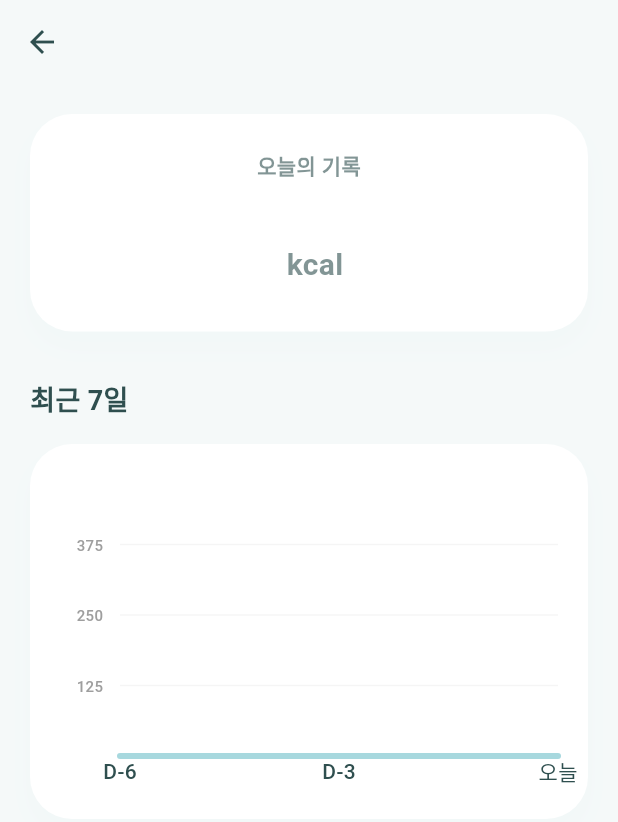
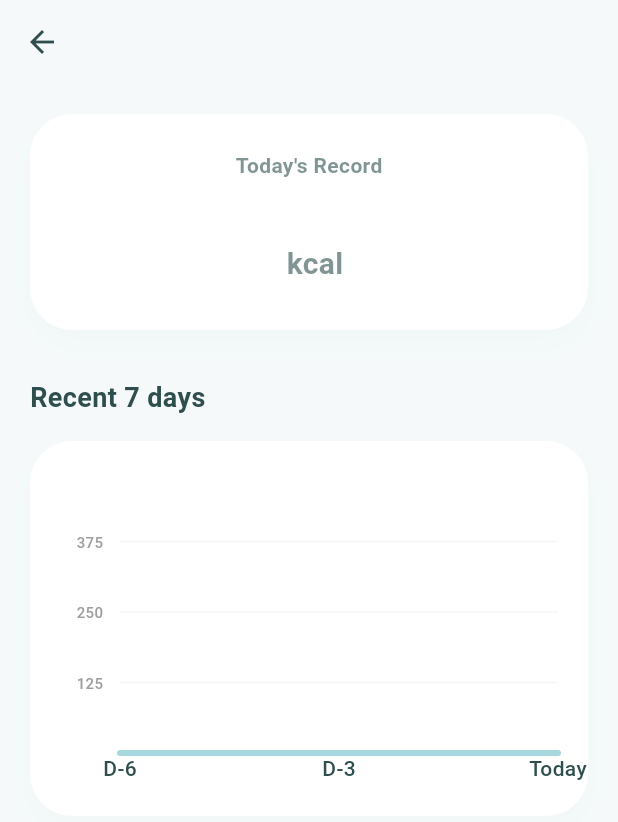
Before and after one commit to dduddupark/EnergySlime, a Flutter app: the DetailScreen screen opened directly with empty values, on a phone screen of 412 x 824 dp. Shown: the top 822 px of the screen. Run offline on Flutter 3.47's test engine with Material 3 defaults, Android fonts, the phone set to English and light mode, and no system bars; drawn by our look-alikes of fl_chart; our stand-ins replace google_fonts, pedometer, permission_handler, shared_preferences, sqflite, table_calendar; missing offline and left inert: flutter_foreground_task, health; accounts and stored records are empty.

Commit message:
fix: resolve localization errors and update casing

```diff
--- a/lib/l10n/app_en.arb
+++ b/lib/l10n/app_en.arb
@@ -78,6 +78,9 @@
   "add100Points": "Add 100 Points",
   "add100PointsSuccess": "💧 Test: 100 points granted! 💧",
   "initStepData": "Initializing step data...",
+  "recentDaysHistory": "Recent {days} days {title}",
+  "dday_n": "D-{days}",
+  "today": "Today",
 
   "hat_red": "Red Cap",
   "hat_crown": "Small Crown",
--- a/lib/l10n/app_ko.arb
+++ b/lib/l10n/app_ko.arb
@@ -46,6 +46,9 @@
   "add100Points": "100 포인트 추가",
   "add100PointsSuccess": "💧 테스트용: 100 포인트 지급 완료! 💧",
   "initStepData": "걸음 수 데이터를 초기화 중입니다...",
+  "recentDaysHistory": "최근 {days}일 {title}",
+  "Dday_N": "D-{days}",
+  "Today": "오늘",
 
   "hat_red": "빨간 캡모자",
   "hat_crown": "작은 왕관",
--- a/lib/l10n/app_localizations.dart
+++ b/lib/l10n/app_localizations.dart
@@ -356,6 +356,24 @@ abstract class AppLocalizations {
   /// **'Initializing step data...'**
   String get initStepData;
 
+  /// No description provided for @recentDaysHistory.
+  ///
+  /// In en, this message translates to:
+  /// **'Recent {days} days {title}'**
+  String recentDaysHistory(Object days, Object title);
+
+  /// No description provided for @dday_n.
+  ///
+  /// In en, this message translates to:
+  /// **'D-{days}'**
+  String dday_n(Object days);
+
+  /// No description provided for @today.
+  ///
+  /// In en, this message translates to:
+  /// **'Today'**
+  String get today;
+
   /// No description provided for @hat_red.
   ///
   /// In en, this message translates to:
--- a/lib/l10n/app_localizations_en.dart
+++ b/lib/l10n/app_localizations_en.dart
@@ -154,6 +154,19 @@ class AppLocalizationsEn extends AppLocalizations {
   String get initStepData => 'Initializing step data...';
 
   @override
+  String recentDaysHistory(Object days, Object title) {
+    return 'Recent $days days $title';
+  }
+
+  @override
+  String dday_n(Object days) {
+    return 'D-$days';
+  }
+
+  @override
+  String get today => 'Today';
+
+  @override
   String get hat_red => 'Red Cap';
 
   @override
--- a/lib/l10n/app_localizations_ko.dart
+++ b/lib/l10n/app_localizations_ko.dart
@@ -151,6 +151,19 @@ class AppLocalizationsKo extends AppLocalizations {
   String get initStepData => '걸음 수 데이터를 초기화 중입니다...';
 
   @override
+  String recentDaysHistory(Object days, Object title) {
+    return '최근 $days일 $title';
+  }
+
+  @override
+  String dday_n(Object days) {
+    return 'D-$days';
+  }
+
+  @override
+  String get today => 'Today';
+
+  @override
   String get hat_red => '빨간 캡모자';
 
   @override
--- a/lib/ui/dashboard/dashboard_screen.dart
+++ b/lib/ui/dashboard/dashboard_screen.dart
@@ -179,8 +179,8 @@ class _DashboardScreenState extends State<DashboardScreen>
           // Foreground task (Notification) 시작
           if (await FlutterForegroundTask.isRunningService == false) {
             FlutterForegroundTask.startService(
-              notificationTitle: 'Energy Slime',
-              notificationText: '걸음 수 기록 중...',
+              notificationTitle: AppLocalizations.of(context)!.appTitle,
+              notificationText: AppLocalizations.of(context)!.trackingSteps,
               callback: startCallback,
             );
           }
--- a/lib/ui/dashboard/detail_screen.dart
+++ b/lib/ui/dashboard/detail_screen.dart
@@ -3,6 +3,7 @@ import 'package:fl_chart/fl_chart.dart';
 import 'package:stepflow/data/models/activity_model.dart';
 import '../../data/services/health_service.dart';
 import '../../data/services/fallback_pedometer_service.dart';
+import '../../l10n/app_localizations.dart';
 
 class DetailScreen extends StatefulWidget {
   final String title;
@@ -139,7 +140,7 @@ class _DetailScreenState extends State<DetailScreen> {
                       child: Column(
                         children: [
                           Text(
-                            '오늘의 기록',
+                            AppLocalizations.of(context)!.todayRecord,
                             style: TextStyle(
                               fontSize: 14,
                               color:
@@ -180,7 +181,8 @@ class _DetailScreenState extends State<DetailScreen> {
 
                     // Chart Title
                     Text(
-                      '최근 7일 ${widget.title}',
+                      AppLocalizations.of(context)!
+                          .recentDaysHistory(7, widget.title),
                       style: TextStyle(
                         fontSize: 18,
                         fontWeight: FontWeight.bold,
@@ -229,13 +231,18 @@ class _DetailScreenState extends State<DetailScreen> {
                                 reservedSize: 22,
                                 interval: 1,
                                 getTitlesWidget: (value, meta) {
-                                  switch (value.toInt()) {
-                                    case 0:
-                                      return const Text('D-6');
-                                    case 3:
-                                      return const Text('D-3');
-                                    case 6:
-                                      return const Text('오늘');
+                                  int index = value.toInt();
+                                  // index 0(가장 왼쪽)일 때 6 - 0 = 6일 전(D-6)
+                                  // index 6(가장 오른쪽)일 때 6 - 6 = 0(오늘)
+                                  int daysAgo = 6 - index;
+
+                                  if (daysAgo == 0) {
+                                    return Text(
+                                        AppLocalizations.of(context)!.today);
+                                  } else if (index % 3 == 0) {
+                                    // Show D-6, D-3 labels
+                                    return Text(AppLocalizations.of(context)!
+                                        .dday_n(daysAgo));
                                   }
                                   return const Text('');
                                 },
--- a/lib/ui/splash/splash_screen.dart
+++ b/lib/ui/splash/splash_screen.dart
@@ -1,6 +1,7 @@
 import 'package:flutter/material.dart';
 import 'package:google_fonts/google_fonts.dart';
 import 'package:stepflow/main.dart';
+import '../../l10n/app_localizations.dart';
 
 class SplashScreen extends StatefulWidget {
   const SplashScreen({super.key});
@@ -9,7 +10,8 @@ class SplashScreen extends StatefulWidget {
   State<SplashScreen> createState() => _SplashScreenState();
 }
 
-class _SplashScreenState extends State<SplashScreen> with SingleTickerProviderStateMixin {
+class _SplashScreenState extends State<SplashScreen>
+    with SingleTickerProviderStateMixin {
   late AnimationController _animationController;
   late Animation<double> _fadeAnimation;
 
@@ -20,7 +22,8 @@ class _SplashScreenState extends State<SplashScreen> with SingleTickerProviderSt
       vsync: this,
       duration: const Duration(milliseconds: 1000),
     );
-    _fadeAnimation = CurvedAnimation(parent: _animationController, curve: Curves.easeIn);
+    _fadeAnimation =
+        CurvedAnimation(parent: _animationController, curve: Curves.easeIn);
 
     _animationController.forward();
 
@@ -58,7 +61,7 @@ class _SplashScreenState extends State<SplashScreen> with SingleTickerProviderSt
               ),
               const SizedBox(height: 20),
               Text(
-                'Energy Slime',
+                AppLocalizations.of(context)!.appTitle,
                 style: GoogleFonts.nanumGothic(
                   fontSize: 32,
                   fontWeight: FontWeight.w900,
```
